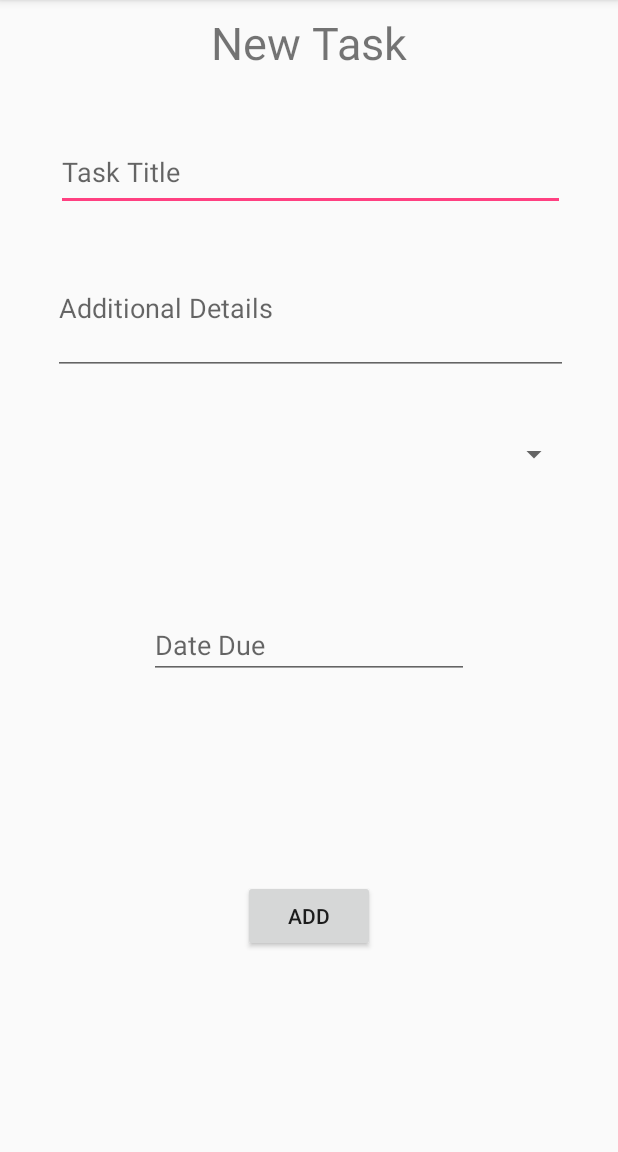
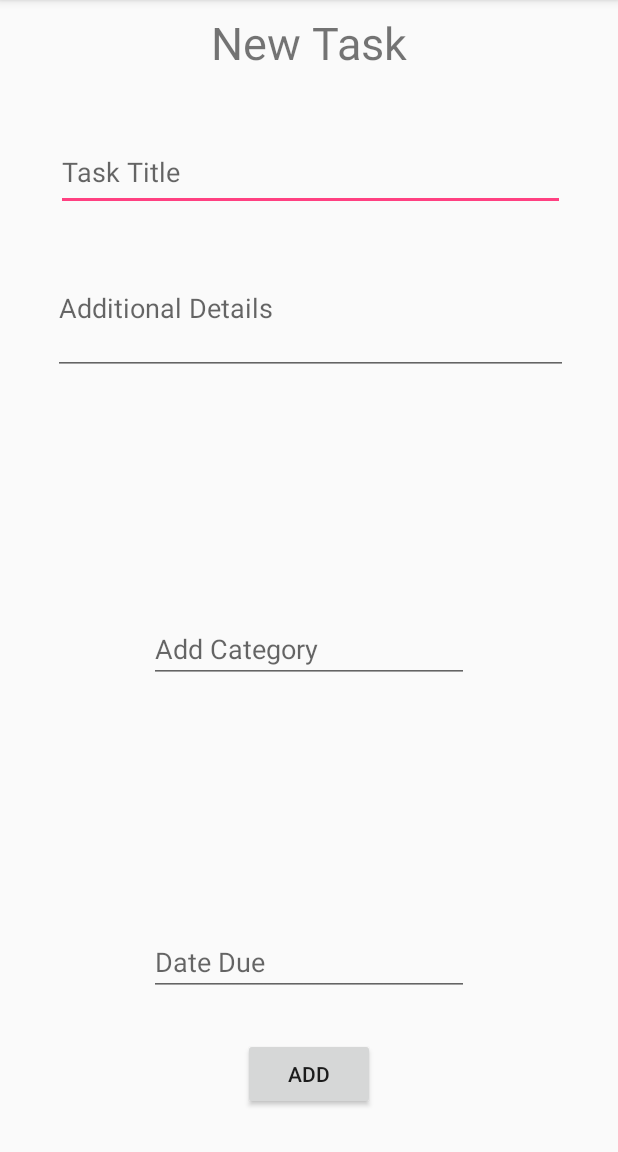
Before and after one commit to annalanigan/to_do_list_2, an Android app: the screen it shows after launch (AddItemActivity), after a tap on "ADD TASK", on a phone screen of 412 x 824 dp, the part 84-1236 px from its top. Run offline under Robolectric (Android 15) with nearby library versions, the phone set to English and light mode, and no system bars; our stand-ins replace Room's generated code; Roboto replaces fonts that are not available here.

Commit message:
starting to work through Room - App Activities Working

```diff
--- a/app/src/main/java/com/example/codeclan/todolist/AddItemActivity.java
+++ b/app/src/main/java/com/example/codeclan/todolist/AddItemActivity.java
@@ -13,7 +13,7 @@ public class AddItemActivity extends AppCompatActivity {
 
     EditText titleText;
     EditText detailsText;
-    Spinner categoryChoice;
+    EditText categoryChoice;
     EditText dateChoice;
     ArrayList<Item> spinnerList;
 
@@ -26,20 +26,20 @@ public class AddItemActivity extends AppCompatActivity {
         titleText = findViewById(R.id.title);
         detailsText = findViewById(R.id.details);
         dateChoice = findViewById(R.id.due_date);
-
         categoryChoice = findViewById(R.id.add_category);
 
-        spinnerList =  new DefaultCategories.getDefaultList();
-        // Not working anyway - but...
-        // this will return an array list of the objects and the spinner needs an array list
-        // of the Strings of the names?
+//        spinnerList =  new DefaultCategories.getCategoryNames();
+//        // Not working anyway - but...
+//        // this will return an array list of the objects and the spinner needs an array list
+//        // of the Strings of the names?
 
     }
 
     public void onAddButtonClicked(View button){
         String newTitle = titleText.getText().toString();
-        String newDetails = titleText.getText().toString();
-        Category newCategory = (Category) categoryChoice.;
+        String newDetails = detailsText.getText().toString();
+        String newCategory = categoryChoice.getText().toString();
+
 
 
     }
--- a/app/src/main/java/com/example/codeclan/todolist/Item.java
+++ b/app/src/main/java/com/example/codeclan/todolist/Item.java
@@ -1,4 +1,7 @@
 package com.example.codeclan.todolist;
+
+import android.arch.persistence.room.Entity;
+import android.arch.persistence.room.PrimaryKey;
 
 import java.io.Serializable;
 import java.util.Date;
@@ -7,21 +10,21 @@ import java.util.Date;
  * Created by annalanigan on 05/01/2018.
  */
 
+@Entity
 public class Item implements Serializable {
 
+    @PrimaryKey
     private String name;
     private String details;
     private Boolean completed;
-    private Category category;
+    private String category;
     private Date due;
-    private DefaultCategories listOfCategories; // do I need this here?
 
-    public Item(String name, String details, int index){
+    public Item(String name, String details, String catName){
         this.name = name;
         this.details = details;
         this.completed = false;
-        listOfCategories = new DefaultCategories();
-        this.category = listOfCategories.getCategory(index);
+        this.category = catName;
         this.due = new Date();
     }
 
@@ -53,11 +56,11 @@ public class Item implements Serializable {
         this.completed = true;
     }
 
-    public Category getCategory() {
+    public String getCategory() {
         return category;
     }
 
-    public void setCategory(Category category) {
+    public void setCategory(String category) {
         this.category = category;
     }
 
@@ -69,4 +72,24 @@ public class Item implements Serializable {
         this.due = due;
     }
 
+    public int getLogo() {
+        int logoLocation = 0;
+        if (category == "shopping") {
+            logoLocation = R.drawable.shopping;
+        }
+        else if (category == "home"){
+            logoLocation = R.drawable.home;
+        }
+        else if (category == "work") {
+            logoLocation = R.drawable.work;
+        }
+        else if (category == "kids"){
+            logoLocation = R.drawable.kids;
+        }
+        else {
+            logoLocation = R.drawable.other;
+        }
+        return logoLocation;
+    }
+
 }
--- a/app/src/main/java/com/example/codeclan/todolist/ItemActivity.java
+++ b/app/src/main/java/com/example/codeclan/todolist/ItemActivity.java
@@ -26,8 +26,8 @@ public class ItemActivity extends AppCompatActivity {
 
         title.setText(item.getName());
         details.setText(item.getDetails());
-        category.setText(item.getCategory().getName());
-        logo.setImageResource(item.getCategory().getLogo());
+        category.setText(item.getCategory());
+        logo.setImageResource(item.getLogo());
         date.setText(item.getDue().toString());
 
     }
--- a/app/src/main/java/com/example/codeclan/todolist/List.java
+++ b/app/src/main/java/com/example/codeclan/todolist/List.java
@@ -13,9 +13,9 @@ public class List implements Serializable {
 
     public List(){
         list = new ArrayList<Item>();
-        list.add(new Item("food shop", "Sainsburys", 0));
-        list.add(new Item("buy lighbulb", "halogen and 40 watt", 0));
-        list.add(new Item("build drawer unit", "kids bedroom", 1));
+        list.add(new Item("food shop", "Sainsburys", "shopping"));
+        list.add(new Item("buy lighbulb", "halogen and 40 watt", "shopping"));
+        list.add(new Item("build drawer unit", "kids bedroom", "home"));
     }
 
     public void addItem(Item item){
--- a/app/src/main/java/com/example/codeclan/todolist/ListAdapter.java
+++ b/app/src/main/java/com/example/codeclan/todolist/ListAdapter.java
@@ -38,7 +38,7 @@ public class ListAdapter extends ArrayAdapter<Item> {
             title.setText(currentItem.getName());
 
             ImageView icon = (ImageView) listItemView.findViewById(R.id.icon);
-            icon.setImageResource(currentItem.getCategory().getLogo());
+            icon.setImageResource(currentItem.getLogo());
 
             listItemView.setTag(currentItem);
         }
--- a/app/src/main/res/layout/activity_add_item.xml
+++ b/app/src/main/res/layout/activity_add_item.xml
@@ -52,23 +52,11 @@
         app:layout_constraintStart_toStartOf="parent"
         app:layout_constraintTop_toBottomOf="@+id/title" />
 
-    <Spinner
-        android:id="@+id/add_category"
-        android:layout_width="345dp"
-        android:layout_height="58dp"
-        android:layout_marginEnd="8dp"
-        android:layout_marginStart="8dp"
-        android:layout_marginTop="24dp"
-        app:layout_constraintEnd_toEndOf="parent"
-        app:layout_constraintHorizontal_bias="0.521"
-        app:layout_constraintStart_toStartOf="parent"
-        app:layout_constraintTop_toBottomOf="@+id/details" />
-
     <EditText
         android:id="@+id/due_date"
         android:layout_width="wrap_content"
         android:layout_height="wrap_content"
-        android:layout_marginBottom="8dp"
+        android:layout_marginBottom="104dp"
         android:layout_marginEnd="8dp"
         android:layout_marginStart="8dp"
         android:ems="10"
@@ -77,9 +65,7 @@
         android:inputType="date"
         app:layout_constraintBottom_toBottomOf="parent"
         app:layout_constraintEnd_toEndOf="parent"
-        app:layout_constraintStart_toStartOf="parent"
-        app:layout_constraintTop_toBottomOf="@+id/add_category"
-        app:layout_constraintVertical_bias="0.197" />
+        app:layout_constraintStart_toStartOf="parent" />
 
     <Button
         android:id="@+id/button"
@@ -96,4 +82,20 @@
         app:layout_constraintStart_toStartOf="parent"
         app:layout_constraintTop_toBottomOf="@+id/due_date" />
 
+    <EditText
+        android:id="@+id/add_category"
+        android:layout_width="wrap_content"
+        android:layout_height="42dp"
+        android:layout_marginBottom="8dp"
+        android:layout_marginEnd="8dp"
+        android:layout_marginStart="8dp"
+        android:layout_marginTop="8dp"
+        android:ems="10"
+        android:hint="@string/category"
+        android:inputType="textPersonName"
+        app:layout_constraintBottom_toTopOf="@+id/due_date"
+        app:layout_constraintEnd_toEndOf="parent"
+        app:layout_constraintStart_toStartOf="parent"
+        app:layout_constraintTop_toBottomOf="@+id/details" />
+
 </android.support.constraint.ConstraintLayout>
--- a/app/src/main/res/values/strings.xml
+++ b/app/src/main/res/values/strings.xml
@@ -5,4 +5,5 @@
     <string name="details">Additional Details</string>
     <string name="dueDate">Date Due</string>
     <string name="completed">Done</string>
+    <string name="category">Add Category</string>
 </resources>
```
Also changed, not shown: app/build.gradle (+17 -0 lines), app/src/main/java/com/example/codeclan/todolist/DefaultCategories.java (+9 -0 lines), app/src/main/java/com/example/codeclan/todolist/InternalStorage.java (deleted, +0 -33 lines), app/src/main/java/com/example/codeclan/todolist/ItemDao.java (added, +8 -0 lines), app/src/main/res/drawable-v24/other.png (added), 2 other files.
